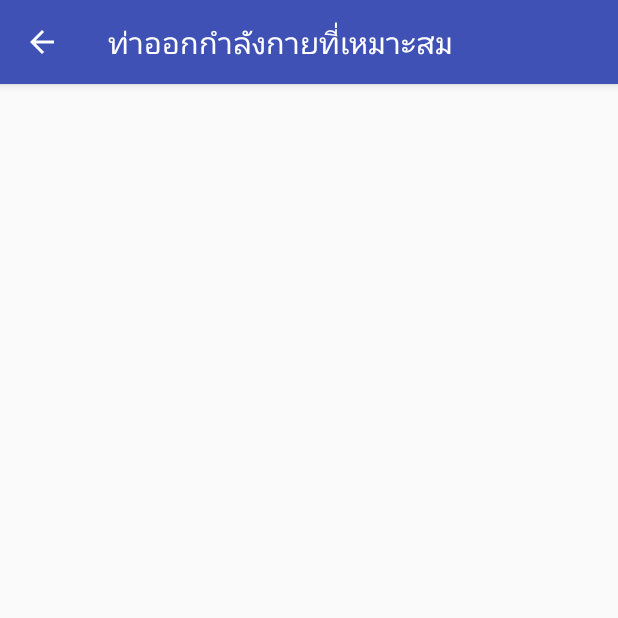
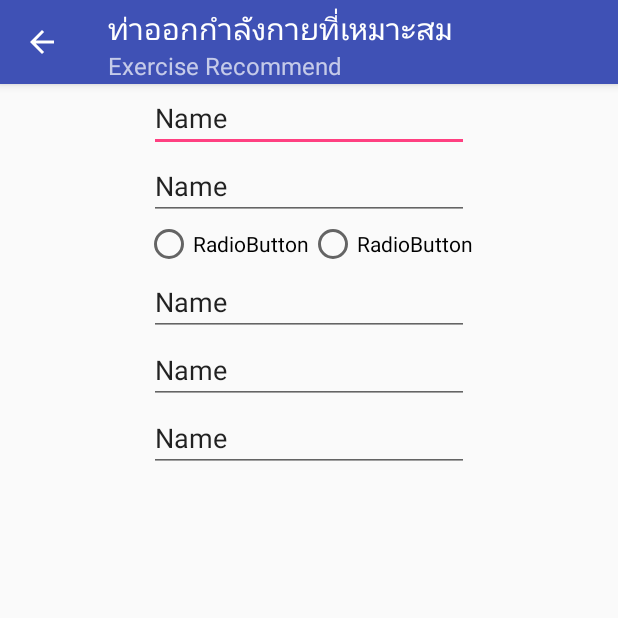
Before and after one commit to JuneWitt/test2, an Android app: the Suggest_itemActivity screen opened directly, with no data from a screen before it, on a phone screen of 412 x 824 dp, the top half of it. Run offline under Robolectric (Android 15) with nearby library versions, the phone set to English and light mode, and no system bars; network calls fail.

Commit message:
Make Navigation drawer & create user+suggest menu put bmi,bodyfat,weightforHeight,calorie to Navigation

```diff
--- a/app/build.gradle
+++ b/app/build.gradle
@@ -27,6 +27,7 @@ dependencies {
     implementation 'com.getbase:floatingactionbutton:1.10.1'
     implementation 'com.7heaven.widgets:segmentcontrol:1.17'
     implementation 'com.android.support:support-v4:27.1.1'
+    implementation 'com.android.support.constraint:constraint-layout:1.1.0'
     testImplementation 'junit:junit:4.12'
     androidTestImplementation 'com.android.support.test:runner:1.0.1'
     androidTestImplementation 'com.android.support.test.espresso:espresso-core:3.0.1'
--- a/app/src/main/java/com/wittayapun/june/test2/In_Navigation_Menu/Bmi_item2Activity.java
+++ b/app/src/main/java/com/wittayapun/june/test2/In_Navigation_Menu/Bmi_item2Activity.java
@@ -6,6 +6,7 @@ import android.text.Editable;
 import android.text.TextWatcher;
 import android.view.MenuItem;
 import android.view.View;
+import android.view.WindowManager;
 import android.widget.Button;
 import android.widget.EditText;
 import android.widget.TextView;
@@ -48,6 +49,7 @@ public class Bmi_item2Activity extends AppCompatActivity {
 
         getSupportActionBar().setDisplayHomeAsUpEnabled(true);
         getSupportActionBar().setSubtitle("Body Mass Index (BMI)");
+        getWindow().setSoftInputMode(WindowManager.LayoutParams.SOFT_INPUT_STATE_HIDDEN);
 
         edtWeight = findViewById(R.id.edt1);
         edtHeight = findViewById(R.id.edt2);
--- a/app/src/main/java/com/wittayapun/june/test2/In_Navigation_Menu/Bodyfat_item3Activity.java
+++ b/app/src/main/java/com/wittayapun/june/test2/In_Navigation_Menu/Bodyfat_item3Activity.java
@@ -7,6 +7,7 @@ import android.support.v7.app.AppCompatActivity;
 import android.os.Bundle;
 import android.util.Log;
 import android.view.MenuItem;
+import android.view.WindowManager;
 import android.widget.Toast;
 
 import com.sevenheaven.segmentcontrol.SegmentControl;
@@ -23,6 +24,7 @@ public class Bodyfat_item3Activity extends AppCompatActivity {
 
         getSupportActionBar().setDisplayHomeAsUpEnabled(true);
         getSupportActionBar().setSubtitle("Lean Body Mass (LBM)");
+        getWindow().setSoftInputMode(WindowManager.LayoutParams.SOFT_INPUT_STATE_HIDDEN);
         //.setBackgroundColor(Color.zzz);
 
         SegmentControl segment = (SegmentControl)findViewById(R.id.segment);
--- a/app/src/main/java/com/wittayapun/june/test2/In_Navigation_Menu/Calorie_item5Activity.java
+++ b/app/src/main/java/com/wittayapun/june/test2/In_Navigation_Menu/Calorie_item5Activity.java
@@ -6,6 +6,7 @@ import android.support.v4.app.FragmentTransaction;
 import android.support.v7.app.AppCompatActivity;
 import android.os.Bundle;
 import android.view.MenuItem;
+import android.view.WindowManager;
 
 import com.sevenheaven.segmentcontrol.SegmentControl;
 import com.wittayapun.june.test2.In_Navigation_Menu.Calorie.femaleCalorieFragment;
@@ -21,6 +22,7 @@ public class Calorie_item5Activity extends AppCompatActivity {
 
         getSupportActionBar().setDisplayHomeAsUpEnabled(true);
         getSupportActionBar().setSubtitle("Basal Metabolic Rate (BMR)");
+        getWindow().setSoftInputMode(WindowManager.LayoutParams.SOFT_INPUT_STATE_HIDDEN);
 
         SegmentControl segmentControl = (SegmentControl) findViewById(R.id.segmentCal);
         segmentControl.setOnSegmentControlClickListener(new SegmentControl.OnSegmentControlClickListener() {
--- a/app/src/main/java/com/wittayapun/june/test2/In_Navigation_Menu/Suggest_itemActivity.java
+++ b/app/src/main/java/com/wittayapun/june/test2/In_Navigation_Menu/Suggest_itemActivity.java
@@ -5,6 +5,7 @@ import android.support.v7.app.AppCompatActivity;
 import android.os.Bundle;
 import android.view.MenuItem;
 import android.view.View;
+import android.view.WindowManager;
 import android.widget.Button;
 
 import com.wittayapun.june.test2.MainActivity;
@@ -18,7 +19,8 @@ public class Suggest_itemActivity extends AppCompatActivity {
         setContentView(R.layout.activity_suggest_item);
 
         getSupportActionBar().setDisplayHomeAsUpEnabled(true);
-        //getSupportActionBar().setDisplayShowHomeEnabled(true);
+        getSupportActionBar().setSubtitle("Exercise Recommend");
+        getWindow().setSoftInputMode(WindowManager.LayoutParams.SOFT_INPUT_STATE_HIDDEN);
     }
 
     @Override
--- a/app/src/main/java/com/wittayapun/june/test2/In_Navigation_Menu/Weight_item4Activity.java
+++ b/app/src/main/java/com/wittayapun/june/test2/In_Navigation_Menu/Weight_item4Activity.java
@@ -6,6 +6,7 @@ import android.support.v4.app.FragmentTransaction;
 import android.support.v7.app.AppCompatActivity;
 import android.os.Bundle;
 import android.view.MenuItem;
+import android.view.WindowManager;
 
 import com.sevenheaven.segmentcontrol.SegmentControl;
 import com.wittayapun.june.test2.In_Navigation_Menu.WeightForHeight.femaleWeightFragment;
@@ -21,6 +22,7 @@ public class Weight_item4Activity extends AppCompatActivity {
 
         getSupportActionBar().setDisplayHomeAsUpEnabled(true);
         getSupportActionBar().setSubtitle("Body Weight Standard (BWS)");
+        getWindow().setSoftInputMode(WindowManager.LayoutParams.SOFT_INPUT_STATE_HIDDEN);
 
         SegmentControl segmentControl = (SegmentControl) findViewById(R.id.segmentBWS);
         segmentControl.setOnSegmentControlClickListener(new SegmentControl.OnSegmentControlClickListener() {
--- a/app/src/main/res/layout/activity_suggest_item.xml
+++ b/app/src/main/res/layout/activity_suggest_item.xml
@@ -3,6 +3,67 @@
     xmlns:tools="http://schemas.android.com/tools"
     android:layout_width="match_parent"
     android:layout_height="match_parent"
+    android:orientation="vertical"
+    android:gravity="center_horizontal"
     tools:context=".In_Navigation_Menu.Suggest_itemActivity">
 
+    <EditText
+        android:id="@+id/editText"
+        android:layout_width="wrap_content"
+        android:layout_height="wrap_content"
+        android:ems="10"
+        android:inputType="textPersonName"
+        android:text="Name" />
+
+    <EditText
+        android:id="@+id/editText2"
+        android:layout_width="wrap_content"
+        android:layout_height="wrap_content"
+        android:ems="10"
+        android:inputType="textPersonName"
+        android:text="Name" />
+
+    <RadioGroup
+        android:layout_width="wrap_content"
+        android:layout_height="wrap_content"
+        android:orientation="horizontal">
+
+        <RadioButton
+            android:id="@+id/radioButton"
+            android:layout_width="wrap_content"
+            android:layout_height="wrap_content"
+            android:layout_weight="1"
+            android:text="RadioButton" />
+
+        <RadioButton
+            android:id="@+id/radioButton2"
+            android:layout_width="wrap_content"
+            android:layout_height="wrap_content"
+            android:layout_weight="1"
+            android:text="RadioButton" />
+    </RadioGroup>
+
+    <EditText
+        android:id="@+id/editText3"
+        android:layout_width="wrap_content"
+        android:layout_height="wrap_content"
+        android:ems="10"
+        android:inputType="number"
+        android:text="Name" />
+
+    <EditText
+        android:id="@+id/editText4"
+        android:layout_width="wrap_content"
+        android:layout_height="wrap_content"
+        android:ems="10"
+        android:inputType="numberDecimal"
+        android:text="Name"/>
+
+    <EditText
+        android:id="@+id/editText5"
+        android:layout_width="wrap_content"
+        android:layout_height="wrap_content"
+        android:ems="10"
+        android:inputType="numberDecimal"
+        android:text="Name"/>
 </LinearLayout>
--- a/app/src/main/res/values/colors.xml
+++ b/app/src/main/res/values/colors.xml
@@ -4,7 +4,7 @@
     <color name="colorPrimaryDark">#303F9F</color>
     <color name="tabtextcolor">#fff</color>
     <color name="tabbindicatorcolor">#2d2d2d</color>
-    <color name="colorAccent">#FF4081</color>
+    <color name="colorAccent">#ff4081</color>
 
     <color name="defaultcolor">#EEEEEE</color>
     <color name="defaultcolor2">#FAFAFA</color>
--- a/app/src/main/res/values/strings.xml
+++ b/app/src/main/res/values/strings.xml
@@ -3,7 +3,8 @@
 
     <string name="open">Open</string>
     <string name="close">Close</string>
-    <string name="คำนวณ"></string>
+    <string name="ข้อมูลผู้ใช้">ข้อมูลผู้ใช้</string>
+    <string name="คำนวณ">คำนวณ</string>
     <string name="ท่าออกกำลังกายที่เหมาะสม">ท่าออกกำลังกายที่เหมาะสม</string>
     <string name="คำนวณดัชนีมวลกาย">คำนวณดัชนีมวลกาย</string>
     <string name="คำนวณเปอร์เซ็นต์ไขมันในร่างกาย">คำนวณเปอร์เซ็นต์ไขมันในร่างกาย</string>
```
Also changed, not shown: app/src/main/AndroidManifest.xml (+16 -10 lines), app/src/main/java/com/wittayapun/june/test2/MainActivity.java (+61 -71 lines), app/src/main/res/layout/activity_main.xml (+10 -1 lines), app/src/main/res/drawable-hdpi/ic_person.png (added), app/src/main/res/drawable-mdpi/ic_person.png (added), app/src/main/res/drawable-xhdpi/ic_person.png (added), app/src/main/res/drawable-xxhdpi/ic_person.png (added).
